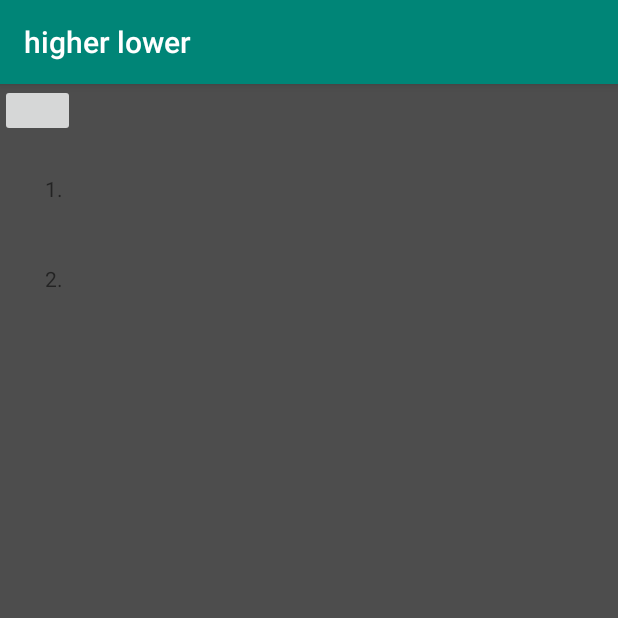
After one commit to Lyzog/higerlower, an Android app: the HighScoreActivity screen opened directly, with no data from a screen before it, on a phone screen of 412 x 824 dp, the top half of it. The commit adds this screen. Run offline under Robolectric (Android 15) with nearby library versions, the phone set to English and light mode, and no system bars.

Commit message:
first commit

```diff
--- a/app/build.gradle
+++ b/app/build.gradle
@@ -25,4 +25,5 @@ dependencies {
     testImplementation 'junit:junit:4.12'
     androidTestImplementation 'com.android.support.test:runner:1.0.2'
     androidTestImplementation 'com.android.support.test.espresso:espresso-core:3.0.2'
+    implementation 'com.android.support:recyclerview-v7:28.0.0'
 }
--- a/app/src/main/AndroidManifest.xml
+++ b/app/src/main/AndroidManifest.xml
@@ -9,7 +9,9 @@
         android:roundIcon="@mipmap/ic_launcher_round"
         android:supportsRtl="true"
         android:theme="@style/AppTheme">
-        <activity android:name=".GameActivity"></activity>
+        <activity android:name=".SettingsActivity"></activity>
+        <activity android:name=".HighScoreActivity" />
+        <activity android:name=".GameActivity" />
         <activity android:name=".MainActivity">
             <intent-filter>
                 <action android:name="android.intent.action.MAIN" />
--- /dev/null
+++ b/app/src/main/java/com/example/user/higherlower/HighScoreActivity.java
@@ -0,0 +1,34 @@
+package com.example.user.higherlower;
+
+import android.annotation.SuppressLint;
+import android.content.Intent;
+import android.support.v7.app.AppCompatActivity;
+import android.os.Bundle;
+import android.view.View;
+import android.widget.Button;
+import android.widget.ImageButton;
+
+public class HighScoreActivity extends AppCompatActivity {
+
+    private ImageButton button;
+
+    @SuppressLint("WrongViewCast")
+    @Override
+    protected void onCreate(Bundle savedInstanceState) {
+        super.onCreate(savedInstanceState);
+        setContentView(R.layout.activity_highscore);
+
+        button = findViewById(R.id.backToMain);
+        button.setOnClickListener(new View.OnClickListener(){
+            @Override
+            public void onClick(View v) {
+                goBackToMain();
+            }
+        });
+    }
+
+    public void goBackToMain(){
+        Intent intent = new Intent(this,MainActivity.class);
+        startActivity(intent);
+    }
+}
--- /dev/null
+++ b/app/src/main/res/layout/activity_highscore.xml
@@ -0,0 +1,39 @@
+<?xml version="1.0" encoding="utf-8"?>
+<RelativeLayout xmlns:android="http://schemas.android.com/apk/res/android"
+    xmlns:app="http://schemas.android.com/apk/res-auto"
+    xmlns:tools="http://schemas.android.com/tools"
+    android:layout_height="wrap_content"
+    android:layout_width="wrap_content"
+    android:background="@color/colorAccent"
+    >
+
+    <TextView
+        android:id="@+id/Place1"
+        android:layout_width="match_parent"
+        android:layout_height="match_parent"
+        android:text="@string/_1"
+        android:layout_marginStart="30dp"
+        android:layout_marginLeft="30dp"
+        android:layout_marginTop="60dp"
+
+        />
+
+    <TextView
+        android:id="@+id/Place2"
+        android:layout_width="match_parent"
+        android:layout_height="match_parent"
+        android:text="@string/_2"
+        android:layout_marginStart="30dp"
+        android:layout_marginLeft="30dp"
+        android:layout_marginTop="120dp"
+
+        />
+
+    <ImageButton
+        android:id="@+id/backToMain"
+        android:layout_width="50dp"
+        android:layout_height="35dp"
+        />
+
+
+</RelativeLayout>
--- a/app/src/main/res/values/strings.xml
+++ b/app/src/main/res/values/strings.xml
@@ -7,4 +7,6 @@
     <string name="Settings">Settings</string>
     <string name="Lower">Lower</string>
     <string name="Higher">Higher</string>
+    <string name="_1">1.</string>
+    <string name="_2">2.</string>
 </resources>
```
Also changed, not shown: app/src/main/java/com/example/user/higherlower/GameActivity.java (+63 -0 lines), app/src/main/java/com/example/user/higherlower/MainActivity.java (+26 -0 lines), app/src/main/java/com/example/user/higherlower/SettingsActivity.java (added, +13 -0 lines), app/src/main/res/layout/activity_settings.xml (added, +15 -0 lines), app/src/main/res/drawable/ess_c.png (added), app/src/main/res/drawable/ess_d.png (added), app/src/main/res/drawable/ess_h.png (added), app/src/main/res/drawable/ess_s.png (added).
